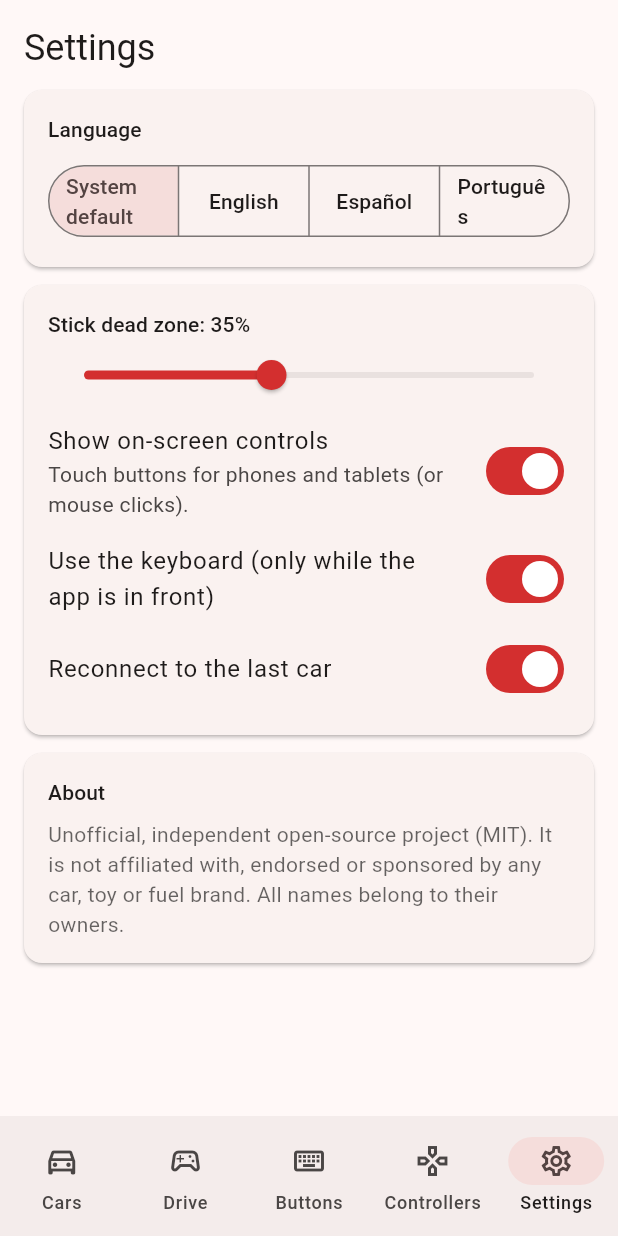
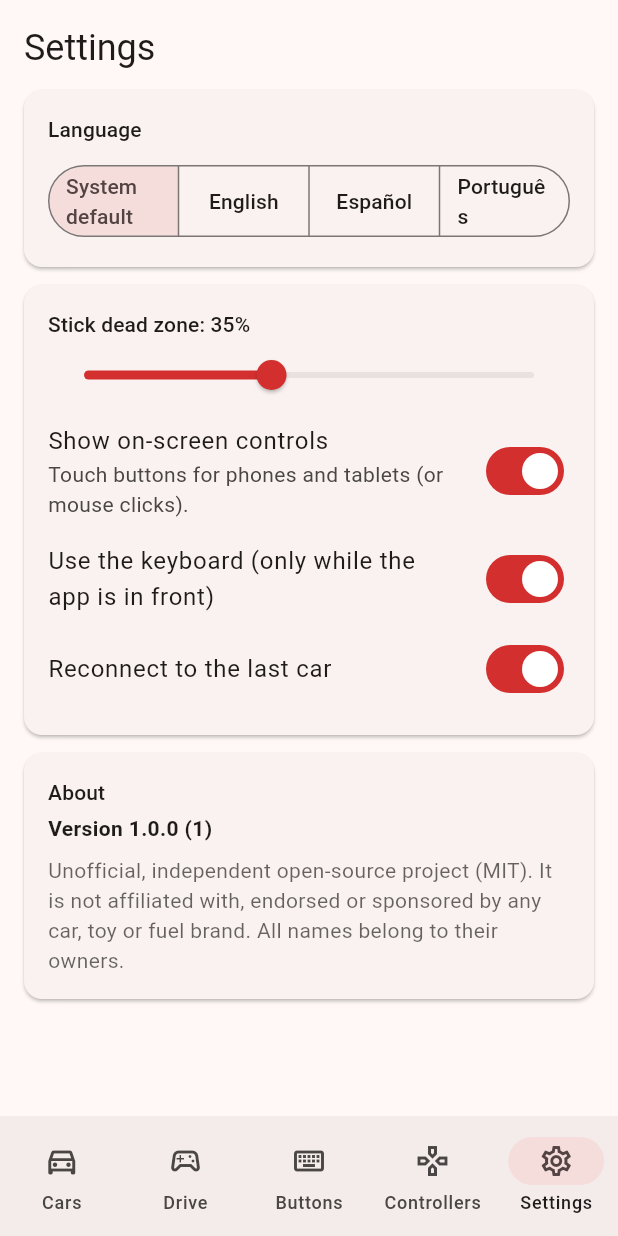
Before and after one commit to NextGTI/ble-rc-controller, a Flutter app: the screen it shows after launch, item 5 of the bottom bar chosen, on a phone screen of 412 x 824 dp. Run offline on Flutter 3.47's test engine with Material 3 defaults, Android fonts, the phone set to English and light mode, and no system bars; our stand-ins replace package_info_plus, shared_preferences; missing offline and left inert: gamepads, universal_ble; statements that could not run were skipped.

Commit message:
Show app version, version release assets in CI
Settings > About shows the version from pubspec. The workflow names assets
ble-rc-controller-<version>-<platform> and refuses a release whose tag does
not match the pubspec version.

```diff
--- a/lib/l10n/app_en.arb
+++ b/lib/l10n/app_en.arb
@@ -116,6 +116,14 @@
   "onScreenHint": "Touch buttons for phones and tablets (or mouse clicks).",
   "about": "About",
   "disclaimer": "Unofficial, independent open-source project (MIT). It is not affiliated with, endorsed or sponsored by any car, toy or fuel brand. All names belong to their owners.",
+  "versionLabel": "Version {version}",
+  "@versionLabel": {
+    "placeholders": {
+      "version": {
+        "type": "String"
+      }
+    }
+  },
   "driveLive": "Live inputs",
   "keyboardTipTitle": "Keyboard",
   "safetyNote": "Inputs only count while this window is in front. If you switch apps the car stops.",
--- a/lib/l10n/app_es.arb
+++ b/lib/l10n/app_es.arb
@@ -116,6 +116,14 @@
   "onScreenHint": "Botones táctiles para móviles y tabletas (o clics de ratón).",
   "about": "Acerca de",
   "disclaimer": "Proyecto de código abierto, independiente y no oficial (MIT). No está afiliado, respaldado ni patrocinado por ninguna marca de coches, juguetes o combustibles. Todos los nombres pertenecen a sus dueños.",
+  "versionLabel": "Versión {version}",
+  "@versionLabel": {
+    "placeholders": {
+      "version": {
+        "type": "String"
+      }
+    }
+  },
   "driveLive": "Entradas en vivo",
   "keyboardTipTitle": "Teclado",
   "safetyNote": "Las entradas solo cuentan con esta ventana en primer plano. Si cambias de app, el coche se detiene.",
--- a/lib/l10n/app_pt.arb
+++ b/lib/l10n/app_pt.arb
@@ -116,6 +116,14 @@
   "onScreenHint": "Botões de toque para celulares e tablets (ou cliques do mouse).",
   "about": "Sobre",
   "disclaimer": "Projeto de código aberto, independente e não oficial (MIT). Não é afiliado, endossado nem patrocinado por nenhuma marca de carros, brinquedos ou combustíveis. Todos os nomes pertencem aos seus donos.",
+  "versionLabel": "Versão {version}",
+  "@versionLabel": {
+    "placeholders": {
+      "version": {
+        "type": "String"
+      }
+    }
+  },
   "driveLive": "Entradas ao vivo",
   "keyboardTipTitle": "Teclado",
   "safetyNote": "As entradas só valem com esta janela em primeiro plano. Se você trocar de app, o carro para.",
--- a/lib/l10n/gen/app_localizations.dart
+++ b/lib/l10n/gen/app_localizations.dart
@@ -526,6 +526,12 @@ abstract class AppLocalizations {
   /// **'Unofficial, independent open-source project (MIT). It is not affiliated with, endorsed or sponsored by any car, toy or fuel brand. All names belong to their owners.'**
   String get disclaimer;
 
+  /// No description provided for @versionLabel.
+  ///
+  /// In en, this message translates to:
+  /// **'Version {version}'**
+  String versionLabel(String version);
+
   /// No description provided for @driveLive.
   ///
   /// In en, this message translates to:
--- a/lib/l10n/gen/app_localizations_en.dart
+++ b/lib/l10n/gen/app_localizations_en.dart
@@ -245,6 +245,11 @@ class AppLocalizationsEn extends AppLocalizations {
       'Unofficial, independent open-source project (MIT). It is not affiliated with, endorsed or sponsored by any car, toy or fuel brand. All names belong to their owners.';
 
   @override
+  String versionLabel(String version) {
+    return 'Version $version';
+  }
+
+  @override
   String get driveLive => 'Live inputs';
 
   @override
--- a/lib/l10n/gen/app_localizations_es.dart
+++ b/lib/l10n/gen/app_localizations_es.dart
@@ -247,6 +247,11 @@ class AppLocalizationsEs extends AppLocalizations {
       'Proyecto de código abierto, independiente y no oficial (MIT). No está afiliado, respaldado ni patrocinado por ninguna marca de coches, juguetes o combustibles. Todos los nombres pertenecen a sus dueños.';
 
   @override
+  String versionLabel(String version) {
+    return 'Versión $version';
+  }
+
+  @override
   String get driveLive => 'Entradas en vivo';
 
   @override
--- a/lib/l10n/gen/app_localizations_pt.dart
+++ b/lib/l10n/gen/app_localizations_pt.dart
@@ -247,6 +247,11 @@ class AppLocalizationsPt extends AppLocalizations {
       'Projeto de código aberto, independente e não oficial (MIT). Não é afiliado, endossado nem patrocinado por nenhuma marca de carros, brinquedos ou combustíveis. Todos os nomes pertencem aos seus donos.';
 
   @override
+  String versionLabel(String version) {
+    return 'Versão $version';
+  }
+
+  @override
   String get driveLive => 'Entradas ao vivo';
 
   @override
--- a/lib/ui/settings_page.dart
+++ b/lib/ui/settings_page.dart
@@ -1,8 +1,12 @@
 import 'package:flutter/material.dart';
+import 'package:package_info_plus/package_info_plus.dart';
 
 import '../l10n/gen/app_localizations.dart';
 import 'strings.dart';
 import 'widgets.dart';
+
+// Looked up once; the page rebuilds every time the driver notifies.
+final Future<PackageInfo> _packageInfo = PackageInfo.fromPlatform();
 
 class SettingsPage extends StatelessWidget {
   const SettingsPage({super.key});
@@ -77,6 +81,14 @@ class SettingsPage extends StatelessWidget {
             crossAxisAlignment: CrossAxisAlignment.start,
             children: [
               Text(l.about, style: t.titleSmall),
+              const SizedBox(height: 4),
+              FutureBuilder<PackageInfo>(
+                future: _packageInfo,
+                builder: (context, snap) => snap.hasData
+                    ? Text(l.versionLabel('${snap.data!.version} (${snap.data!.buildNumber})'),
+                        style: t.bodyMedium?.copyWith(fontWeight: FontWeight.w600))
+                    : const SizedBox.shrink(),
+              ),
               const SizedBox(height: 8),
               Text(l.disclaimer, style: t.bodyMedium?.copyWith(color: Theme.of(context).hintColor)),
             ],
--- a/pubspec.yaml
+++ b/pubspec.yaml
@@ -40,6 +40,7 @@ dependencies:
   shared_preferences: ^2.5.6
   flutter_localizations:
     sdk: flutter
+  package_info_plus: ^10.2.2
 
 dev_dependencies:
   flutter_test:
```
Also changed, not shown: pubspec.lock, 7 other files.
